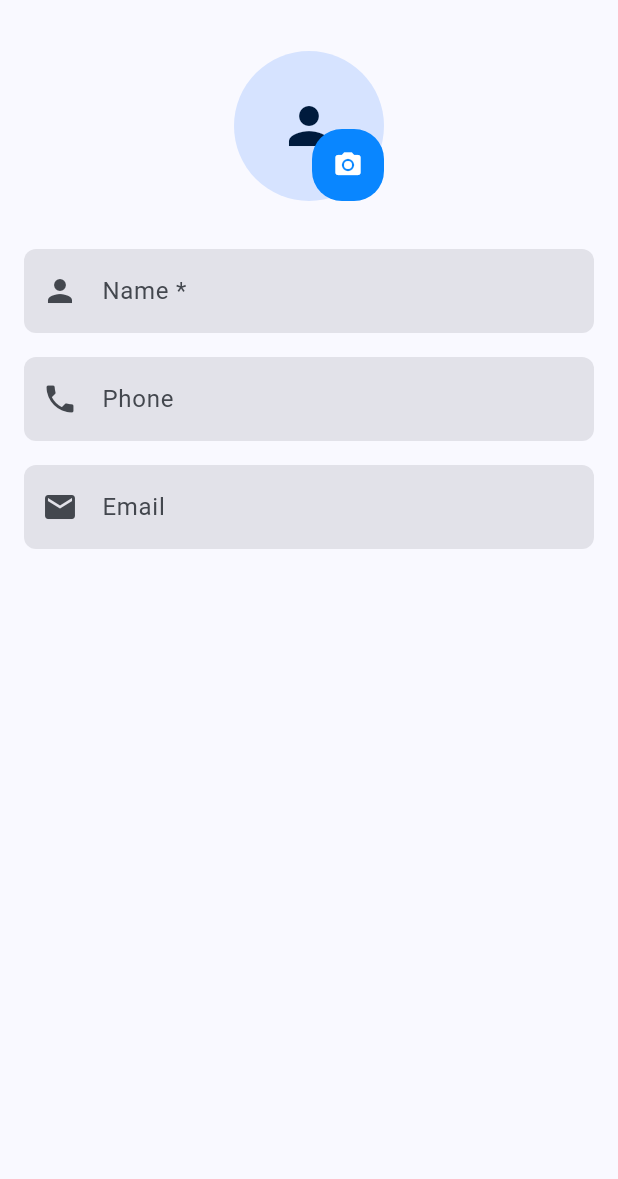
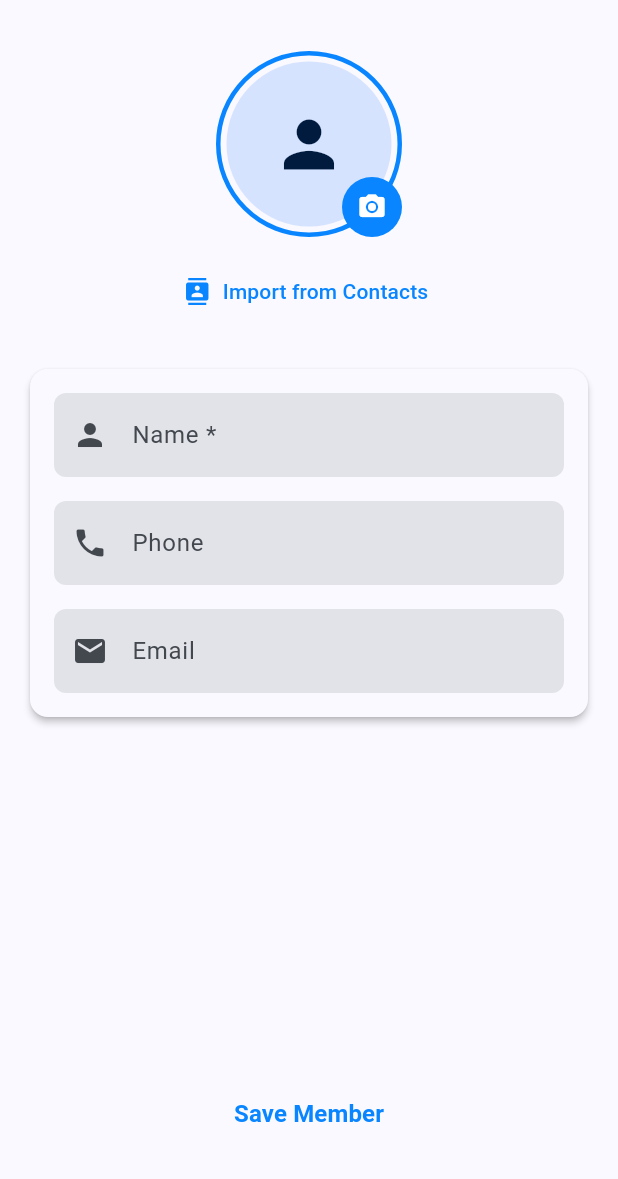
Before and after one commit to aakashsahh/Share-Expense, a Flutter app: the AddMemberPage screen opened directly, on a phone screen of 412 x 824 dp, the part 57-1236 px from its top. Run offline on Flutter 3.47's test engine with Material 3 defaults, Android fonts, the phone set to English and light mode, and no system bars; our stand-ins replace equatable, fl_chart, flutter_bloc, flutter_contacts, flutter_slidable, get_it and 4 more; accounts and stored records are empty.

Commit message:
added method to import member from contact

```diff
--- a/lib/presentation/pages/member/add_member_page.dart
+++ b/lib/presentation/pages/member/add_member_page.dart
@@ -2,8 +2,10 @@ import 'dart:io';
 
 import 'package:flutter/material.dart';
 import 'package:flutter_bloc/flutter_bloc.dart';
+import 'package:flutter_contacts/flutter_contacts.dart';
 import 'package:image_picker/image_picker.dart';
 import 'package:path_provider/path_provider.dart';
+import 'package:permission_handler/permission_handler.dart';
 import 'package:share_expenses/presentation/bloc/member/bloc/member_bloc.dart';
 import 'package:share_expenses/presentation/bloc/member/bloc/member_event.dart';
 
@@ -33,7 +35,6 @@ class _AddMemberPageState extends State<AddMemberPage> {
     if (_isEditing) {
       _populateFields();
     }
-    print(widget.member);
   }
 
   void _populateFields() {
@@ -65,6 +66,44 @@ class _AddMemberPageState extends State<AddMemberPage> {
       setState(() {
         _tempImagePath = savedImage.path;
       });
+    }
+  }
+
+  Future<void> _pickContact() async {
+    if (await Permission.contacts.request().isGranted) {
+      final contact = await FlutterContacts.openExternalPick();
+      if (contact != null) {
+        final fullContact = await FlutterContacts.getContact(
+          contact.id,
+          withPhoto: true,
+        );
+
+        setState(() {
+          _nameController.text = fullContact?.displayName ?? '';
+
+          if (fullContact?.phones.isNotEmpty ?? false) {
+            _phoneController.text = fullContact!.phones.first.number;
+          }
+
+          if (fullContact?.emails.isNotEmpty ?? false) {
+            _emailController.text = fullContact!.emails.first.address;
+          }
+        });
+
+        // If contact has a photo, save it to a temp file
+        if (fullContact?.photo != null && fullContact!.photo!.isNotEmpty) {
+          final directory = await getApplicationDocumentsDirectory();
+          final filePath =
+              '${directory.path}/contact_photo_${fullContact.id}.png';
+          final file = File(filePath);
+          await file.writeAsBytes(fullContact.photo!);
+
+          setState(() {
+            _tempImagePath = filePath;
+          });
+          print(_tempImagePath);
+        }
+      }
     }
   }
 
@@ -125,86 +164,108 @@ class _AddMemberPageState extends State<AddMemberPage> {
           ),
         ],
       ),
-
       body: Form(
         key: _formKey,
-        child: ListView(
+        child: SingleChildScrollView(
           padding: const EdgeInsets.all(16),
+          child: Column(
             children: [
-            Center(
-              child: Stack(
+              // Avatar with border
+              Stack(
+                alignment: Alignment.center,
                 children: [
-                  CircleAvatar(
-                    radius: 50,
+                  Container(
+                    padding: const EdgeInsets.all(4), // Border padding
+                    decoration: BoxDecoration(
+                      shape: BoxShape.circle,
+                      border: Border.all(
+                        color: theme.colorScheme.primary,
+                        width: 3,
+                      ),
+                    ),
+                    child: CircleAvatar(
+                      radius: 55,
                       backgroundColor: theme.colorScheme.primaryContainer,
                       backgroundImage:
                           (_tempImagePath != null ||
-                            (_isEditing && widget.member!.imagePath != null))
+                              (_isEditing && widget.member?.imagePath != null))
                           ? FileImage(
                               File(_tempImagePath ?? widget.member!.imagePath!),
                             )
                           : null,
                       child:
                           (_tempImagePath == null &&
-                            (!_isEditing || widget.member!.imagePath == null))
+                              (!_isEditing || widget.member?.imagePath == null))
                           ? (_nameController.text.isNotEmpty
                                 ? Text(
                                     _nameController.text
                                         .substring(0, 1)
                                         .toUpperCase(),
-                                  style: TextStyle(
-                                    fontSize: 32,
+                                    style: const TextStyle(
+                                      fontSize: 36,
                                       fontWeight: FontWeight.bold,
                                     ),
                                   )
-                              : Icon(Icons.person, size: 40))
+                                : const Icon(Icons.person, size: 50))
                           : null,
+                    ),
                   ),
                   Positioned(
                     bottom: 0,
                     right: 0,
-                    child: Container(
-                      decoration: BoxDecoration(
-                        color: theme.colorScheme.primary,
-                        borderRadius: BorderRadius.circular(20),
-                      ),
-                      child: IconButton(
-                        icon: Icon(
+                    child: InkWell(
+                      onTap: _pickImage,
+                      child: CircleAvatar(
+                        radius: 20,
+                        backgroundColor: theme.colorScheme.primary,
+                        child: Icon(
                           Icons.camera_alt,
                           color: theme.colorScheme.onPrimary,
                           size: 20,
                         ),
-                        onPressed: () {
-                          _pickImage();
-                        },
                       ),
                     ),
                   ),
                 ],
               ),
+              const SizedBox(height: 12),
+
+              // Import contact button
+              TextButton.icon(
+                icon: const Icon(Icons.contacts),
+                label: const Text("Import from Contacts"),
+                onPressed: _pickContact,
               ),
-            const SizedBox(height: 32),
+
+              const SizedBox(height: 24),
+
+              // Form Card
+              Card(
+                elevation: 2,
+                shape: RoundedRectangleBorder(
+                  borderRadius: BorderRadius.circular(12),
+                ),
+                child: Padding(
+                  padding: const EdgeInsets.all(16),
+                  child: Column(
+                    children: [
                       TextFormField(
                         controller: _nameController,
                         decoration: const InputDecoration(
                           labelText: 'Name *',
-                hintText: 'Enter member name',
                           prefixIcon: Icon(Icons.person),
                         ),
-              onChanged: (value) => setState(() {}),
-              validator: (value) {
-                if (value == null || value.trim().isEmpty) {
-                  return 'Please enter member name';
-                }
-                return null;
-              },
+                        onChanged: (_) => setState(() {}),
+                        validator: (value) =>
+                            (value == null || value.trim().isEmpty)
+                            ? 'Please enter member name'
+                            : null,
                       ),
                       const SizedBox(height: 16),
                       TextFormField(
                         controller: _phoneController,
                         decoration: const InputDecoration(
                           labelText: 'Phone',
-                hintText: 'Enter phone number',
                           prefixIcon: Icon(Icons.phone),
                         ),
                         keyboardType: TextInputType.phone,
@@ -214,7 +275,6 @@ class _AddMemberPageState extends State<AddMemberPage> {
                         controller: _emailController,
                         decoration: const InputDecoration(
                           labelText: 'Email',
-                hintText: 'Enter email address',
                           prefixIcon: Icon(Icons.email),
                         ),
                         keyboardType: TextInputType.emailAddress,
@@ -224,7 +284,7 @@ class _AddMemberPageState extends State<AddMemberPage> {
                               r'^[\w-\.]+@([\w-]+\.)+[\w-]{2,4}$',
                             );
                             if (!emailRegex.hasMatch(value)) {
-                    return 'Please enter a valid email address';
+                              return 'Please enter a valid email';
                             }
                           }
                           return null;
@@ -233,6 +293,32 @@ class _AddMemberPageState extends State<AddMemberPage> {
                     ],
                   ),
                 ),
+              ),
+            ],
+          ),
+        ),
+      ),
+
+      // Big bottom save button
+      bottomNavigationBar: Padding(
+        padding: const EdgeInsets.all(16.0),
+        child: ElevatedButton(
+          onPressed: () {
+            _saveMember();
+            Navigator.pop(context);
+          },
+          style: ElevatedButton.styleFrom(
+            padding: const EdgeInsets.symmetric(vertical: 16),
+            shape: RoundedRectangleBorder(
+              borderRadius: BorderRadius.circular(12),
+            ),
+          ),
+          child: Text(
+            _isEditing ? 'Update Member' : 'Save Member',
+            style: const TextStyle(fontSize: 16, fontWeight: FontWeight.bold),
+          ),
+        ),
+      ),
     );
   }
 }
```
Lines whose indentation alone changed are shown as unchanged.
